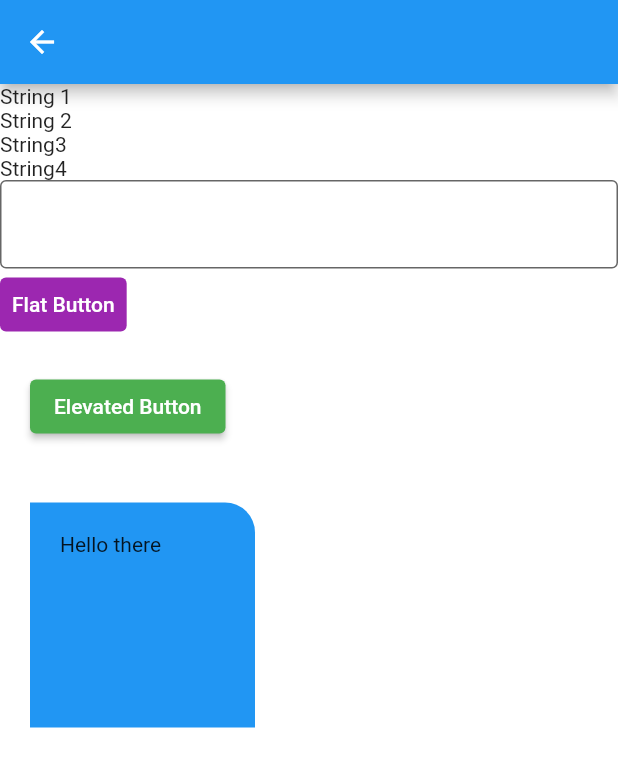
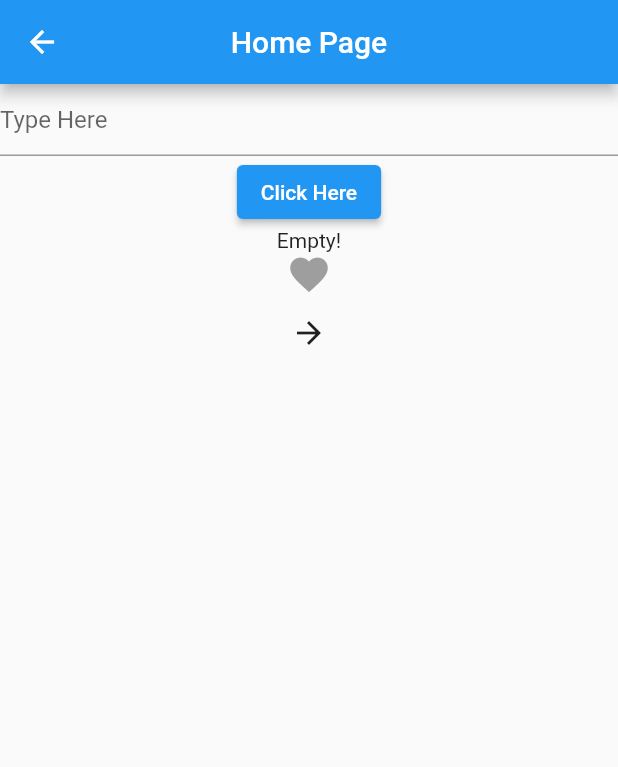
Before and after one commit to sharmashashi/HCOE_2022_May_20, a Flutter app: the HomePage screen opened directly, on a phone screen of 412 x 824 dp. Shown: the top 767 px of the screen. Run offline on Flutter 3.47's test engine with Material 2 defaults, Android fonts, the phone set to English and light mode, and no system bars; drawn by our look-alikes of like_button.

Commit message:
custom widget

```diff
--- a/lib/homepage.dart
+++ b/lib/homepage.dart
@@ -1,76 +1,67 @@
+import 'package:firstapp/detailedpage.dart';
 import 'package:flutter/material.dart';
+import 'package:like_button/like_button.dart';
 
-class HomePage extends StatelessWidget {
-  HomePage({Key? key}) : super(key: key);
-  String textData = "Hello flutter";
+class HomePage extends StatefulWidget {
+  const HomePage({Key? key}) : super(key: key);
+
+  @override
+  State<HomePage> createState() => _HomePageState();
+}
+
+class _HomePageState extends State<HomePage> {
+  final TextEditingController _fieldController = TextEditingController();
+  String _inputText = "Empty!";
   @override
   Widget build(BuildContext context) {
     return Scaffold(
-      appBar: AppBar(),
-      backgroundColor: Colors.white,
-      // body: Center(
-      // child: Text(textData,
-      // style: TextStyle(
-      //   fontSize: 50,
-      //   color: Colors.blue
-      // ),
-      // ),
-      body: Column(
-        mainAxisAlignment: MainAxisAlignment.start,
-        crossAxisAlignment: CrossAxisAlignment.start,
-        children: [
-          Text("String 1"),
-          Text("String 2"),
-          Text("String3"),
-          Text("String4"),
-          TextField(
-            decoration: InputDecoration(
-                fillColor: Colors.transparent,
-                filled: true,
-                border: OutlineInputBorder()),
-          ),
-          TextButton(
-            onLongPress: () {
-              print("On long press");
-            },
-            onPressed: onFlatButtonPressed,
-            child: Text("Flat Button", style: TextStyle(color: Colors.white)),
-            style: ButtonStyle(
-                backgroundColor: MaterialStateProperty.all(Colors.purple)),
-          ),
-          Padding(
-            padding: EdgeInsets.all(20),
-            child: ElevatedButton(
-              onPressed: () {},
-              child: Text("Elevated Button"),
-              style: ButtonStyle(
-                  backgroundColor: MaterialStateProperty.all(Colors.green)),
-            ),
-          ),
-
-          // Padding(padding: EdgeInsets.symmetric(horizontal: 20,vertical: 5),child: Text("This is some another text"),)
-
-          Container(
-            padding: EdgeInsets.all(20),
-            margin: EdgeInsets.all(20),
-            height: 150,
-            width: 150,
-            alignment: Alignment.topLeft,
-            child: Text("Hello there"),
-            decoration: BoxDecoration(color: Colors.blue,
-            borderRadius: BorderRadius.only(
-              topRight: Radius.circular(20)
-            )
-            // shape: BoxShape.circle
-            ),
-          )
-        ],
+      appBar: AppBar(
+        centerTitle: true,
+        title: Text("Home Page"),
+        leading: Icon(Icons.arrow_back),
       ),
-      // ),
+      body: _body(context),
     );
   }
 
-  void onFlatButtonPressed() {
-    print("Text Button Clicked");
+  Widget _body(BuildContext context) {
+    return Column(
+      children: [
+        TextField(
+          controller: _fieldController,
+          decoration: InputDecoration(hintText: "Type Here"),
+        ),
+        ElevatedButton(
+            onPressed: () {
+              // print("clicked this button");
+              _inputText = _fieldController.text;
+              setState(() {});
+              print(_inputText);
+            },
+            child: Text("Click Here")),
+        Text(_inputText),
+        _likeButton(),
+        _detailedPageButton(context)
+      ],
+    );
+  }
+
+  Widget _detailedPageButton(BuildContext context) {
+    return IconButton(
+        onPressed: () {
+          Navigator.of(context).push(MaterialPageRoute(builder: (context) {
+            return DetailedPage();
+          }));
+        },
+        icon: Icon(Icons.arrow_forward));
+  }
+
+  Widget _likeButton() {
+    return LikeButton(
+      // onTap: (value){
+
+      // },
+      bubblesSize: 500,
+    );
   }
 }
--- a/lib/main.dart
+++ b/lib/main.dart
@@ -1,20 +1,8 @@
 import 'package:firstapp/homepage.dart';
-import 'package:firstapp/listview_example.dart';
-import 'package:firstapp/stack_example.dart';
 import 'package:flutter/material.dart';
 
 void main() {
-  runApp(MyApp());
+  runApp(MaterialApp(
+    home: HomePage(),
+  ));
 }
-
-class MyApp extends StatelessWidget {
-  const MyApp({Key? key}) : super(key: key);
-
-  @override
-  Widget build(BuildContext context) {
-    return MaterialApp(
-      home: ListViewExample(),
-      debugShowCheckedModeBanner: false,
-    );
-  }
-}
--- a/pubspec.yaml
+++ b/pubspec.yaml
@@ -29,6 +29,7 @@ environment:
 dependencies:
   flutter:
     sdk: flutter
+  like_button: ^2.0.4
 
 
   # The following adds the Cupertino Icons font to your application.
```
Also changed, not shown: lib/detailedpage.dart (added, +41 -0 lines), lib/listview_example.dart (deleted, +0 -30 lines), lib/stack_example.dart (deleted, +0 -42 lines), pubspec.lock, 1 other file.
